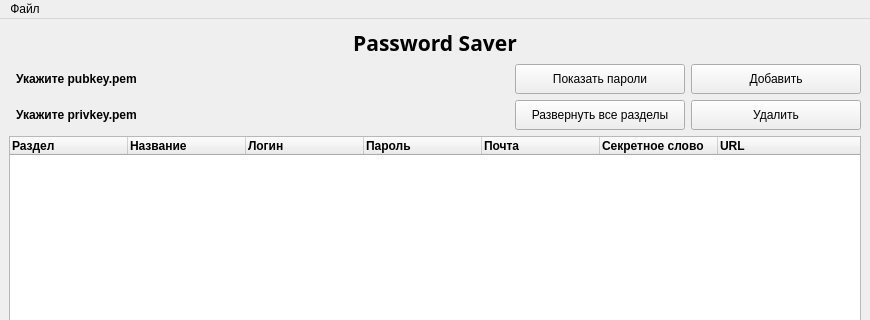
First picture: the form in ui/MainMenu.ui, repository rybkinn/PasswordSaver, before the edit; both pictures show x 0 to 870 and y 0 to 320 of the 870 by 600 pixel window.
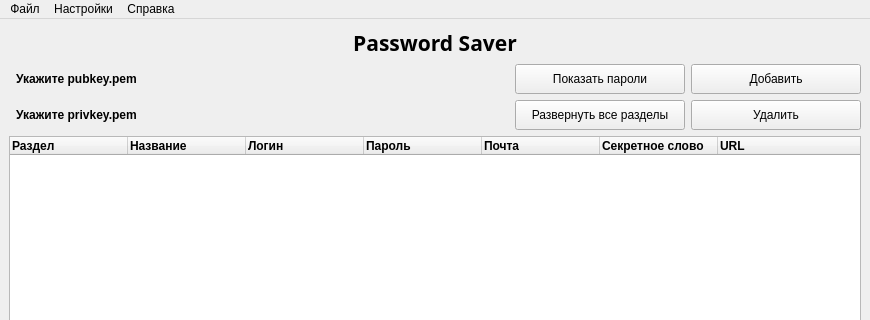
Second picture: the form after the edit. Icons and pictures are not drawn.

Commit message: added menu items to the main menu

The edit to the form file:
```diff
--- a/ui/MainMenu.ui
+++ b/ui/MainMenu.ui
@@ -381,7 +381,7 @@
      <x>0</x>
      <y>0</y>
      <width>870</width>
-     <height>21</height>
+     <height>30</height>
     </rect>
    </property>
    <widget class="QMenu" name="menu">
@@ -396,7 +396,21 @@
     <addaction name="separator"/>
     <addaction name="action_exit"/>
    </widget>
+   <widget class="QMenu" name="menu_2">
+    <property name="title">
+     <string>Настройки</string>
+    </property>
+    <addaction name="action_settings"/>
+   </widget>
+   <widget class="QMenu" name="menu_3">
+    <property name="title">
+     <string>Справка</string>
+    </property>
+    <addaction name="action_about"/>
+   </widget>
    <addaction name="menu"/>
+   <addaction name="menu_2"/>
+   <addaction name="menu_3"/>
   </widget>
   <widget class="QStatusBar" name="statusbar"/>
   <action name="action">
```
Left out of the diff: 18 changed lines with no effect on the pictures. The commit also changes 4 other files.
